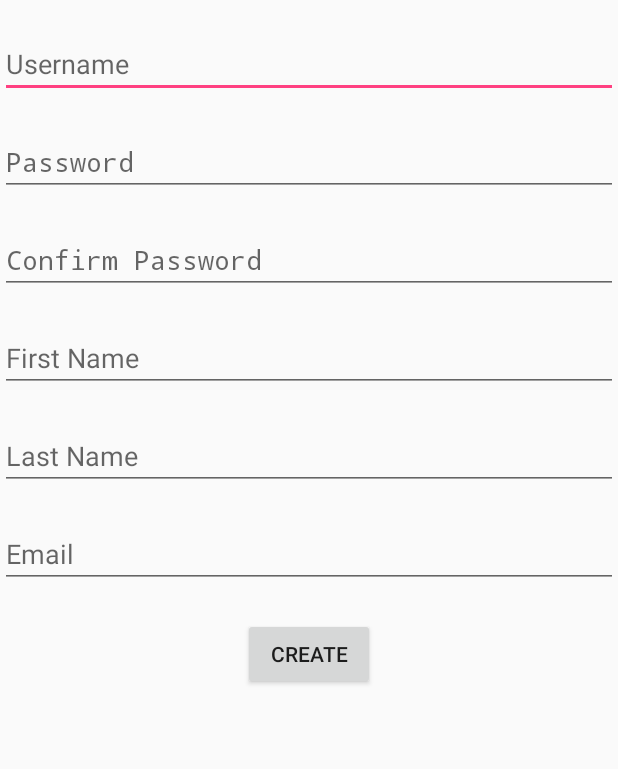
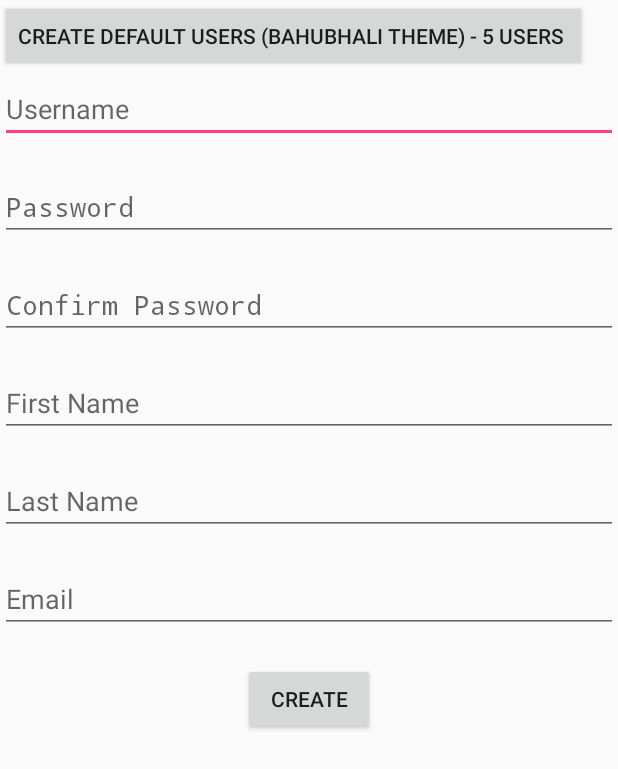
Before and after one commit to pradeepgudipati/mbaas_android_test, an Android app: the UsersCreate screen opened directly, with no data from a screen before it, on a phone screen of 412 x 824 dp. Shown: the top 769 px of the screen. Run offline under Robolectric (Android 15) with nearby library versions, the phone set to English and light mode, and no system bars.

Commit message:
Capturing the actually error code  Added multiple user creation button.

```diff
--- a/app/src/main/res/layout/users_create.xml
+++ b/app/src/main/res/layout/users_create.xml
@@ -1,18 +1,25 @@
 <?xml version="1.0" encoding="utf-8"?>
 <RelativeLayout xmlns:android="http://schemas.android.com/apk/res/android"
                 android:layout_width="match_parent"
-    android:layout_height="match_parent" >
+                android:layout_height="match_parent">
 
     <ScrollView
         android:id="@+id/scrollView1"
         android:layout_width="wrap_content"
         android:layout_height="wrap_content"
         android:layout_alignParentLeft="true"
-        android:layout_alignParentTop="true" >
+        android:layout_alignParentTop="true">
+
 
         <RelativeLayout
             android:layout_width="match_parent"
-    		android:layout_height="match_parent" >
+            android:layout_height="match_parent">
+
+            <Button
+                android:id="@+id/users_create_default_users"
+                android:layout_width="wrap_content"
+                android:layout_height="wrap_content"
+                android:text="Create Default Users (Bahubhali Theme) - 5 users "/>
 
             <EditText
                 android:id="@+id/users_create_username_field"
@@ -21,12 +28,13 @@
                 android:layout_alignParentLeft="true"
                 android:layout_alignParentRight="true"
                 android:layout_alignParentTop="true"
-		        android:layout_marginTop="20dp"
+                android:layout_marginTop="50dp"
+                android:layout_below="@+id/users_create_default_users"
                 android:ems="10"
                 android:hint="Username"
-		        android:inputType="text" >
+                android:inputType="text">
 
-		        <requestFocus />
+                <requestFocus/>
             </EditText>
 
             <EditText
@@ -39,7 +47,7 @@
                 android:layout_marginTop="20dp"
                 android:ems="10"
                 android:hint="Password"
-		        android:inputType="textPassword" />
+                android:inputType="textPassword"/>
 
             <EditText
                 android:id="@+id/users_create_password_conf_field"
@@ -51,7 +59,7 @@
                 android:layout_marginTop="20dp"
                 android:ems="10"
                 android:hint="Confirm Password"
-		        android:inputType="textPassword" />
+                android:inputType="textPassword"/>
 
             <EditText
                 android:id="@+id/users_create_first_name_field"
@@ -63,7 +71,7 @@
                 android:layout_marginTop="20dp"
                 android:ems="10"
                 android:hint="First Name"
-		        android:inputType="text" />
+                android:inputType="text"/>
 
             <EditText
                 android:id="@+id/users_create_last_name_field"
@@ -75,7 +83,7 @@
                 android:layout_marginTop="20dp"
                 android:ems="10"
                 android:hint="Last Name"
-		        android:inputType="text" />
+                android:inputType="text"/>
 
             <EditText
                 android:id="@+id/users_create_email_field"
@@ -87,7 +95,7 @@
                 android:layout_marginTop="20dp"
                 android:ems="10"
                 android:hint="Email"
-		        android:inputType="text" />
+                android:inputType="text"/>
 
             <Button
                 android:id="@+id/users_create_button1"
@@ -96,7 +104,7 @@
                 android:layout_below="@+id/users_create_email_field"
                 android:layout_centerHorizontal="true"
                 android:layout_marginTop="20dp"
-		        android:text="Create" />
+                android:text="Create"/>
 
 
         </RelativeLayout>
```
Also changed, not shown: app/src/main/java/com/axway/mbaas_preprod/SdkException.java (+16 -12 lines), app/src/main/java/com/example/axway/mbaas/users/UsersCreate.java (+87 -27 lines), 2 other files. Lines whose indentation alone changed are shown as unchanged.
